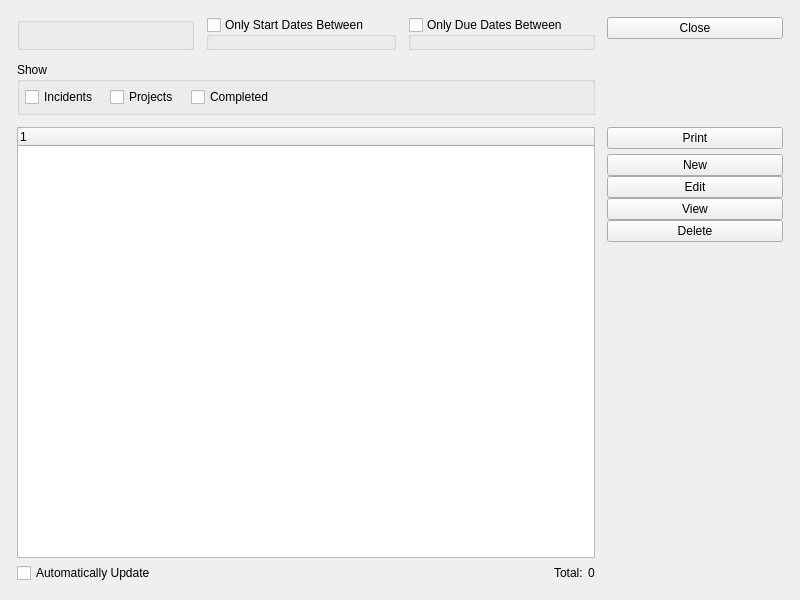
This is xtuple/trunk/guiclient/todoList.ui in WooodHead/xtuple as Qt 5 draws it before an edit. The edited form follows.
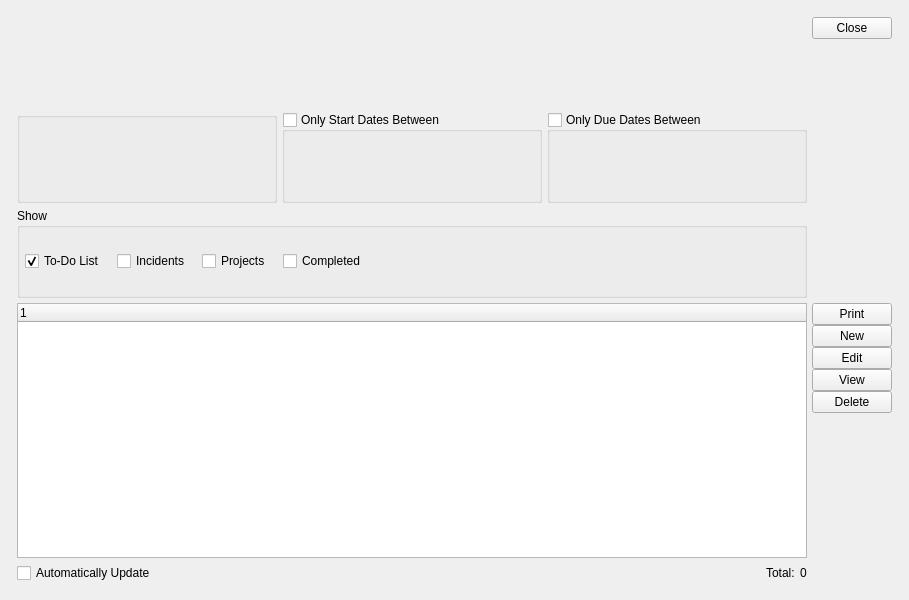
This is the edited form. Custom widgets are drawn as their Qt base class.

Commit message: Issue 8339: Add CRM tab to cust workbench.  Make use of shared classes for workbench and CRM Account window.

Diff of the .ui file:
```diff
--- a/xtuple/trunk/guiclient/todoList.ui
+++ b/xtuple/trunk/guiclient/todoList.ui
@@ -13,30 +13,35 @@
    <rect>
     <x>0</x>
     <y>0</y>
-    <width>800</width>
+    <width>909</width>
     <height>600</height>
    </rect>
   </property>
   <property name="windowTitle" >
    <string>To-Do List</string>
   </property>
+  <layout class="QGridLayout" name="gridLayout_6" >
+   <item row="0" column="0" >
   <layout class="QGridLayout" name="gridLayout_5" >
-   <item row="0" column="0" >
-    <layout class="QGridLayout" name="gridLayout_4" >
      <property name="margin" >
       <number>12</number>
      </property>
-     <property name="spacing" >
-      <number>12</number>
-     </property>
      <item row="0" column="0" >
+      <layout class="QGridLayout" name="gridLayout_4" >
+       <item row="0" column="0" colspan="3" >
+        <widget class="CRMAcctCluster" name="_crmAccount" />
+       </item>
+       <item row="1" column="0" >
       <widget class="ParameterGroup" name="_usr" >
        <property name="focusPolicy" >
         <enum>Qt::StrongFocus</enum>
        </property>
-      </widget>
-     </item>
-     <item row="0" column="1" >
+         <property name="fixedSize" >
+          <bool>false</bool>
+         </property>
+        </widget>
+       </item>
+       <item row="1" column="1" >
       <widget class="QGroupBox" name="_startdateGroup" >
        <property name="title" >
         <string>Only Start Dates Between </string>
@@ -58,7 +63,7 @@
        </layout>
       </widget>
      </item>
-     <item row="0" column="2" >
+       <item row="1" column="2" >
       <widget class="QGroupBox" name="_duedateGroup" >
        <property name="title" >
         <string>Only Due Dates Between </string>
@@ -80,31 +85,7 @@
        </layout>
       </widget>
      </item>
-     <item rowspan="2" row="0" column="3" >
-      <layout class="QVBoxLayout" name="verticalLayout_2" >
-       <item>
-        <widget class="QPushButton" name="_close" >
-         <property name="text" >
-          <string>Close</string>
-         </property>
-        </widget>
-       </item>
-       <item>
-        <spacer name="verticalSpacer" >
-         <property name="orientation" >
-          <enum>Qt::Vertical</enum>
-         </property>
-         <property name="sizeHint" stdset="0" >
-          <size>
-           <width>20</width>
-           <height>40</height>
-          </size>
-         </property>
-        </spacer>
-       </item>
-      </layout>
-     </item>
-     <item row="1" column="0" colspan="3" >
+       <item row="2" column="0" colspan="3" >
       <widget class="QGroupBox" name="_showGroup" >
        <property name="title" >
         <string>Show</string>
@@ -115,6 +96,16 @@
           <property name="spacing" >
            <number>12</number>
           </property>
+            <item>
+             <widget class="XCheckBox" name="_todolist" >
+              <property name="text" >
+               <string>To-Do List</string>
+              </property>
+              <property name="checked" >
+               <bool>true</bool>
+              </property>
+             </widget>
+            </item>
           <item>
            <widget class="XCheckBox" name="_incidents" >
             <property name="text" >
@@ -154,7 +145,36 @@
        </layout>
       </widget>
      </item>
-     <item row="2" column="0" colspan="3" >
+      </layout>
+     </item>
+     <item row="0" column="1" >
+      <layout class="QVBoxLayout" name="verticalLayout_2" >
+       <property name="spacing" >
+        <number>0</number>
+       </property>
+       <item>
+        <widget class="QPushButton" name="_close" >
+         <property name="text" >
+          <string>Close</string>
+         </property>
+        </widget>
+       </item>
+       <item>
+        <spacer name="verticalSpacer" >
+         <property name="orientation" >
+          <enum>Qt::Vertical</enum>
+         </property>
+         <property name="sizeHint" stdset="0" >
+          <size>
+           <width>20</width>
+           <height>0</height>
+          </size>
+         </property>
+        </spacer>
+       </item>
+      </layout>
+     </item>
+     <item row="1" column="0" >
       <layout class="QVBoxLayout" name="verticalLayout_3" >
        <item>
         <widget class="XTreeWidget" name="_todoList" >
@@ -206,9 +226,14 @@
        </item>
       </layout>
      </item>
-     <item row="2" column="3" >
+     <item row="1" column="1" >
       <layout class="QVBoxLayout" name="verticalLayout" >
        <item>
+        <layout class="QVBoxLayout" >
+         <property name="spacing" >
+          <number>0</number>
+         </property>
+         <item>
         <widget class="QPushButton" name="_print" >
          <property name="text" >
           <string>Print</string>
@@ -216,11 +241,6 @@
         </widget>
        </item>
        <item>
-        <layout class="QVBoxLayout" >
-         <property name="spacing" >
-          <number>0</number>
-         </property>
-         <item>
           <widget class="QPushButton" name="_new" >
            <property name="text" >
             <string>New</string>
@@ -258,7 +278,7 @@
          <property name="sizeHint" stdset="0" >
           <size>
            <width>71</width>
-           <height>238</height>
+           <height>0</height>
           </size>
          </property>
         </spacer>
@@ -271,6 +291,11 @@
  </widget>
  <layoutdefault spacing="5" margin="5" />
  <customwidgets>
+  <customwidget>
+   <class>CRMAcctCluster</class>
+   <extends>QWidget</extends>
+   <header>crmacctcluster.h</header>
+  </customwidget>
   <customwidget>
    <class>DateCluster</class>
    <extends>QWidget</extends>
```
Left out of the diff: 21 changed lines with no effect on the pictures. Lines whose indentation alone changed are shown as unchanged. The commit also changes 15 other files.
